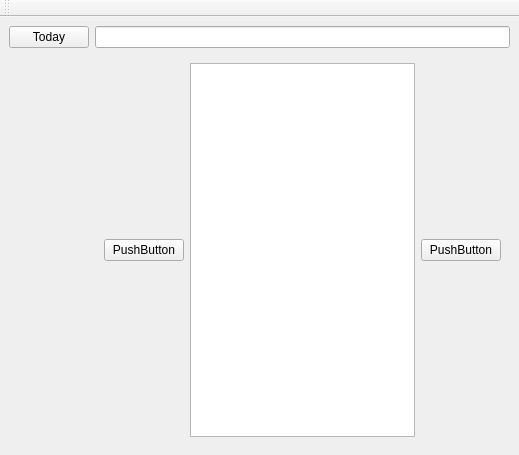
This is to_do.ui in HardEnoughy/toDoAppOnQt as Qt 5 draws it before an edit. The edited form follows.
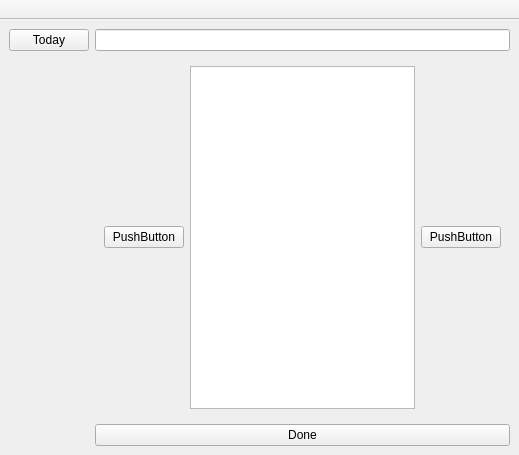
This is the edited form.

Diff of the .ui file:
```diff
--- a/to_do.ui
+++ b/to_do.ui
@@ -78,14 +78,30 @@
         </layout>
        </widget>
       </item>
+      <item>
+       <widget class="QPushButton" name="done_button">
+        <property name="text">
+         <string>Done</string>
+        </property>
+       </widget>
+      </item>
      </layout>
     </item>
    </layout>
   </widget>
-  <widget class="QToolBar" name="toolBar">
+  <widget class="QToolBar" name="tool_bar">
+   <property name="minimumSize">
+    <size>
+     <width>0</width>
+     <height>20</height>
+    </size>
+   </property>
    <property name="windowTitle">
     <string>toolBar</string>
    </property>
+   <property name="movable">
+    <bool>false</bool>
+   </property>
    <attribute name="toolBarArea">
     <enum>TopToolBarArea</enum>
    </attribute>
```
